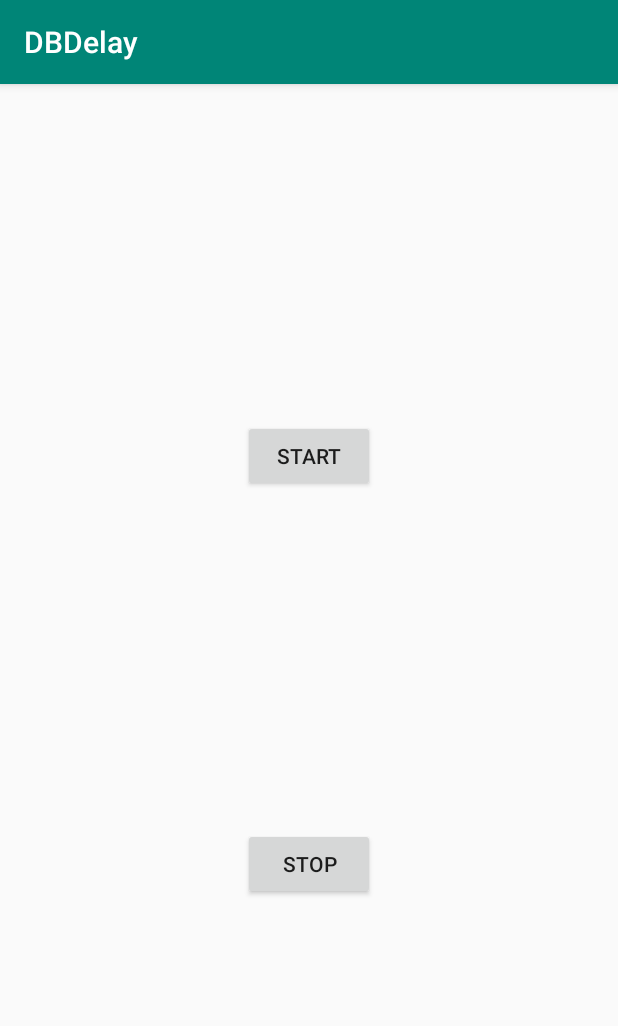
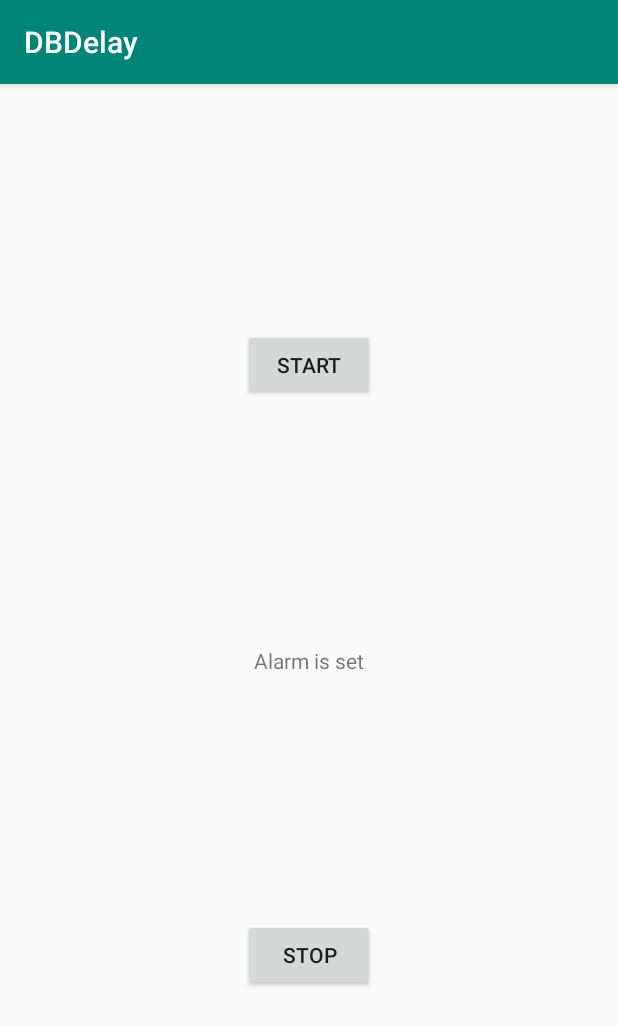
Before and after one commit to OliverSchmitt/DBDelay, an Android app: the screen it shows after launch (MainActivity), after a tap on "START", on a phone screen of 412 x 824 dp. Shown: the top 1026 px of the screen. Run offline under Robolectric (Android 15) with nearby library versions, the phone set to English and light mode, and no system bars.

Commit message:
Add text view to show if the alarm is active, and add 1 day to the alarm to prevent it from activating instantly

```diff
--- a/app/src/main/java/com/example/dbdelay/MainActivity.java
+++ b/app/src/main/java/com/example/dbdelay/MainActivity.java
@@ -10,6 +10,7 @@ import android.os.Bundle;
 import android.util.Log;
 import android.view.View;
 import android.widget.Button;
+import android.widget.TextView;
 
 import java.util.Calendar;
 
@@ -19,19 +20,17 @@ public class MainActivity extends AppCompatActivity {
 
     // Point in time
     private Calendar calendar;
-    private static final int HOUR_OF_DAY = 5;
-    private static final int MINUTE = 23;
+    private static final int HOUR_OF_DAY = 6;
+    private static final int MINUTE = 0;
     private static final int SECOND = 0;
 
     // Notification channel id
     private static final String CHANNEL_ID = "NotificationChannel";
-    public static String getChannelId() {
-        return CHANNEL_ID;
-    }
+    public static String getChannelId() { return CHANNEL_ID; }
 
     // Alarm
     private AlarmManager alarmMgr;
-    private PendingIntent alarmIntent;
+    private Intent intent;
 
     @Override
     protected void onCreate(Bundle savedInstanceState) {
@@ -47,13 +46,13 @@ public class MainActivity extends AppCompatActivity {
         // Specify the time to perform the intent
         calendar = Calendar.getInstance();
         calendar.setTimeInMillis(System.currentTimeMillis());
+        calendar.add(Calendar.DAY_OF_MONTH, 1);
         calendar.set(Calendar.HOUR_OF_DAY, HOUR_OF_DAY);
-//        calendar.set(Calendar.MINUTE, MINUTE);
-//        calendar.set(Calendar.SECOND, SECOND);
+        calendar.set(Calendar.MINUTE, MINUTE);
+        calendar.set(Calendar.SECOND, SECOND);
 
-        // Create the intent to perform
-        Intent intent = new Intent(this, RequestHandler.class);
-        alarmIntent = PendingIntent.getBroadcast(this, 0, intent, PendingIntent.FLAG_CANCEL_CURRENT);
+        // Create intent
+        intent = new Intent(this, RequestHandler.class);
 
         // Create alarm manager
         alarmMgr = (AlarmManager) getSystemService(ALARM_SERVICE);
@@ -62,17 +61,29 @@ public class MainActivity extends AppCompatActivity {
         Button startButton = findViewById(R.id.startButton);
         Button stopButton = findViewById(R.id.stopButton);
 
+        boolean alarmUp = (PendingIntent.getBroadcast(this, 0, intent,
+                PendingIntent.FLAG_NO_CREATE) != null);
+
+        final TextView textView = findViewById(R.id.textView);
+        textView.setText("Alarm is " + ((alarmUp) ? "" : "not ") + "set");
+
         // Set click listeners
         startButton.setOnClickListener(new View.OnClickListener() {
             @Override
             public void onClick(View v) {
                 Log.d(TAG, "onClick: Start");
                 // Cancel existing alarm
-                alarmMgr.cancel(alarmIntent);
+//                alarmMgr.cancel(alarmIntent);
+//                alarmIntent.cancel();
+
+                // Create the intent to perform
+                PendingIntent alarmIntent = PendingIntent.getBroadcast(MainActivity.this, 0, intent,
+                        PendingIntent.FLAG_CANCEL_CURRENT);
+
                 // Set alarm and repeat once a day
-                alarmMgr.setInexactRepeating(AlarmManager.RTC_WAKEUP, calendar.getTimeInMillis(),
+                alarmMgr.setRepeating(AlarmManager.RTC_WAKEUP, calendar.getTimeInMillis(),
                         AlarmManager.INTERVAL_DAY, alarmIntent);
-
+                textView.setText("Alarm is set");
             }
         });
 
@@ -80,8 +91,14 @@ public class MainActivity extends AppCompatActivity {
             @Override
             public void onClick(View v) {
                 Log.d(TAG, "onClick: Stop");
+                // Create the intent to perform
+                PendingIntent alarmIntent = PendingIntent.getBroadcast(MainActivity.this, 0, intent,
+                        PendingIntent.FLAG_CANCEL_CURRENT);
+
                 // Cancel alarm
                 alarmMgr.cancel(alarmIntent);
+                alarmIntent.cancel();
+                textView.setText("Alarm is not set");
             }
         });
     }
--- a/app/src/main/res/layout/activity_main.xml
+++ b/app/src/main/res/layout/activity_main.xml
@@ -11,7 +11,7 @@
         android:layout_width="wrap_content"
         android:layout_height="wrap_content"
         android:text="@string/startButton"
-        app:layout_constraintBottom_toTopOf="@+id/stopButton"
+        app:layout_constraintBottom_toTopOf="@+id/textView"
         app:layout_constraintEnd_toEndOf="parent"
         app:layout_constraintHorizontal_bias="0.5"
         app:layout_constraintStart_toStartOf="parent"
@@ -26,5 +26,17 @@
         app:layout_constraintEnd_toEndOf="parent"
         app:layout_constraintHorizontal_bias="0.5"
         app:layout_constraintStart_toStartOf="parent"
+        app:layout_constraintTop_toBottomOf="@+id/textView" />
+
+    <TextView
+        android:id="@+id/textView"
+        android:layout_width="wrap_content"
+        android:layout_height="wrap_content"
+        android:layout_marginStart="8dp"
+        android:layout_marginEnd="8dp"
+        app:layout_constraintBottom_toTopOf="@+id/stopButton"
+        app:layout_constraintEnd_toEndOf="parent"
+        app:layout_constraintHorizontal_bias="0.5"
+        app:layout_constraintStart_toStartOf="parent"
         app:layout_constraintTop_toBottomOf="@+id/startButton" />
 </android.support.constraint.ConstraintLayout>
```
